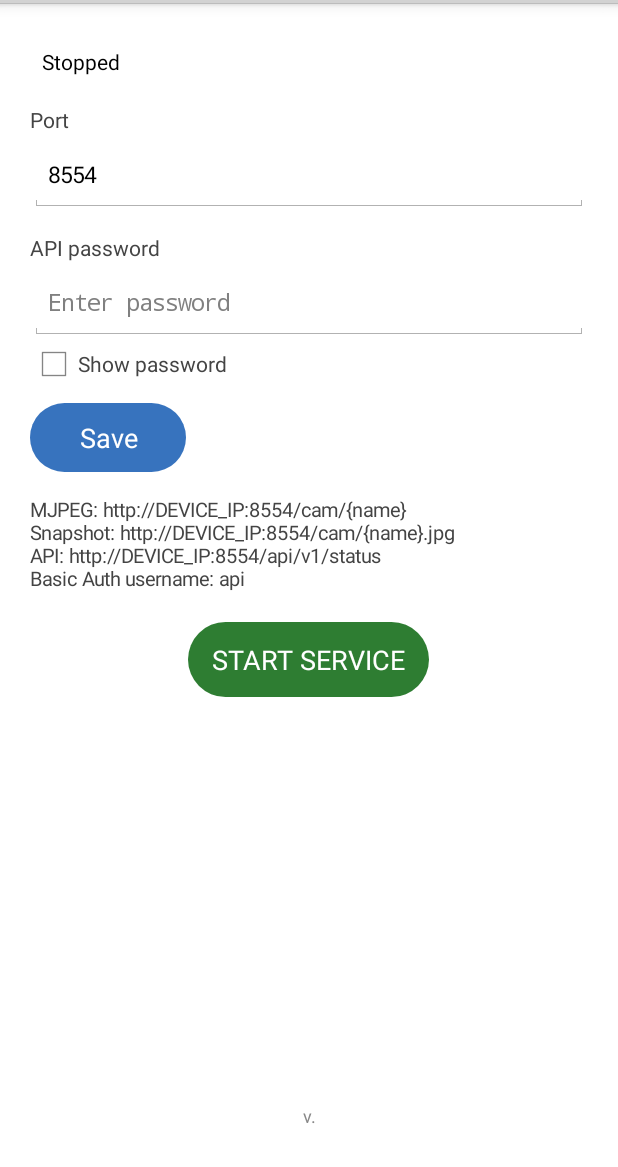
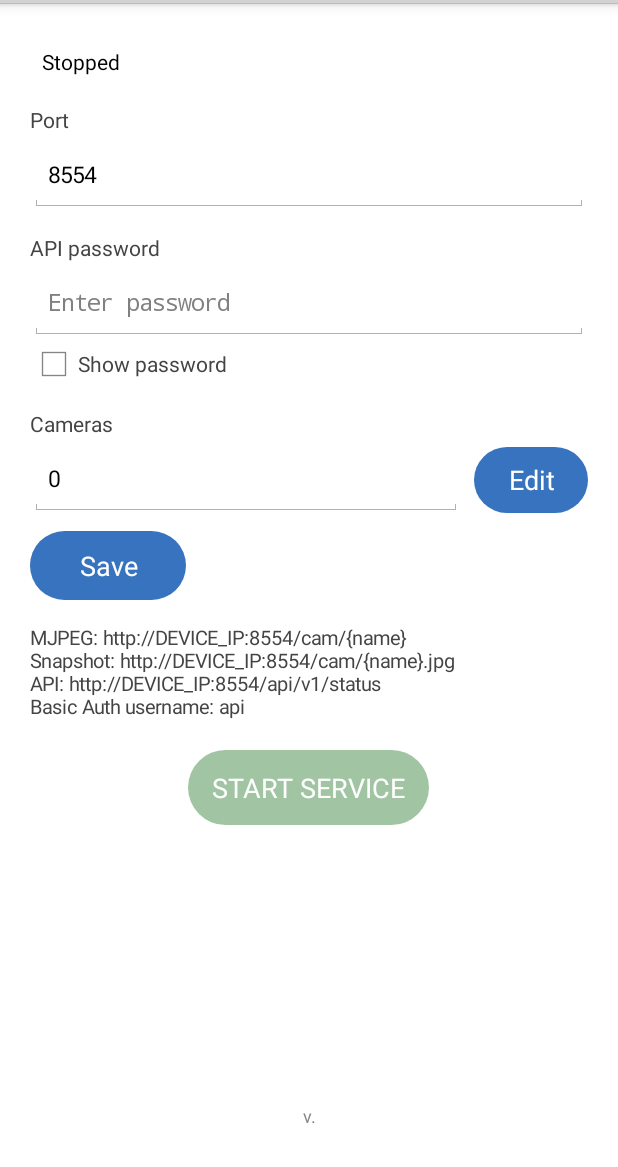
Before and after one commit to ffps/frtsp, an Android app: the screen it shows after launch (MainActivity), on a phone screen of 412 x 824 dp, the part 69-1236 px from its top. Run offline under Robolectric (Android 15) with nearby library versions, the phone set to English and light mode, and no system bars.

Commit message:
Add camera count and edit shortcut to settings

```diff
--- a/app/src/main/java/com/ffps/frtsp/MainActivity.java
+++ b/app/src/main/java/com/ffps/frtsp/MainActivity.java
@@ -28,6 +28,8 @@ import java.util.Enumeration;
 public class MainActivity extends Activity {
     private EditText password;
     private EditText port;
+    private EditText cameraCount;
+    private Button editCamerasButton;
     private Button saveButton;
     private Button serviceButton;
     private CheckBox showPassword;
@@ -102,6 +104,35 @@ public class MainActivity extends Activity {
         });
         root.addView(showPassword);
 
+
+        TextView camerasLabel = new TextView(this);
+        camerasLabel.setText("Cameras");
+        camerasLabel.setTextSize(14);
+        camerasLabel.setTextColor(Color.DKGRAY);
+        camerasLabel.setPadding(0, dp(14), 0, dp(4));
+        root.addView(camerasLabel);
+
+        LinearLayout camerasRow = new LinearLayout(this);
+        camerasRow.setOrientation(LinearLayout.HORIZONTAL);
+        camerasRow.setGravity(Gravity.CENTER_VERTICAL);
+        root.addView(camerasRow, new LinearLayout.LayoutParams(-1, dp(48)));
+
+        cameraCount = new EditText(this);
+        cameraCount.setSingleLine(true);
+        cameraCount.setTextSize(15);
+        cameraCount.setFocusable(false);
+        cameraCount.setClickable(false);
+        cameraCount.setLongClickable(false);
+        cameraCount.setText(String.valueOf(getCameraCount()));
+        camerasRow.addView(cameraCount, new LinearLayout.LayoutParams(0, -1, 1));
+
+        editCamerasButton = makeButton("Edit", Color.rgb(55, 115, 190));
+        LinearLayout.LayoutParams editCamerasParams = new LinearLayout.LayoutParams(dp(76), dp(44));
+        editCamerasParams.leftMargin = dp(8);
+        camerasRow.addView(editCamerasButton, editCamerasParams);
+        editCamerasButton.setOnClickListener(v ->
+            startActivity(new Intent(this, CameraSettingsActivity.class)));
+
         saveButton = makeButton("Save", Color.rgb(55, 115, 190));
         LinearLayout.LayoutParams saveParams = new LinearLayout.LayoutParams(dp(104), dp(46));
         saveParams.topMargin = dp(10);
@@ -122,6 +153,7 @@ public class MainActivity extends Activity {
         serviceParams.gravity = Gravity.CENTER_HORIZONTAL;
         root.addView(serviceButton, serviceParams);
         serviceButton.setOnClickListener(v -> {
+            if (!CameraService.isRunning() && getCameraCount() == 0) return;
             if (CameraService.isRunning()) {
                 stopService(new Intent(this, CameraService.class));
             } else {
@@ -179,6 +211,12 @@ public class MainActivity extends Activity {
     private void updateStatus() {
         boolean running = CameraService.isRunning();
         int currentPort = getSavedPort();
+        int cameras = getCameraCount();
+        cameraCount.setText(String.valueOf(cameras));
+        serviceButton.setEnabled(running || cameras > 0);
+        serviceButton.setAlpha(running || cameras > 0 ? 1.0f : 0.45f);
+        editCamerasButton.setEnabled(!running);
+        editCamerasButton.setAlpha(running ? 0.45f : 1.0f);
         if (running) {
             status.setText("Running: http://" + getDeviceIp() + ":" + currentPort);
             serviceButton.setText("STOP SERVICE");
@@ -207,6 +245,15 @@ public class MainActivity extends Activity {
 
     private int getSavedPort() {
         return getSharedPreferences("settings", MODE_PRIVATE).getInt("http_port", 8554);
+    }
+
+    private int getCameraCount() {
+        String raw = getSharedPreferences("settings", MODE_PRIVATE).getString("cameras_json", "[]");
+        try {
+            return new org.json.JSONArray(raw).length();
+        } catch (Exception ignored) {
+            return 0;
+        }
     }
 
     private String getDeviceIp() {
```
